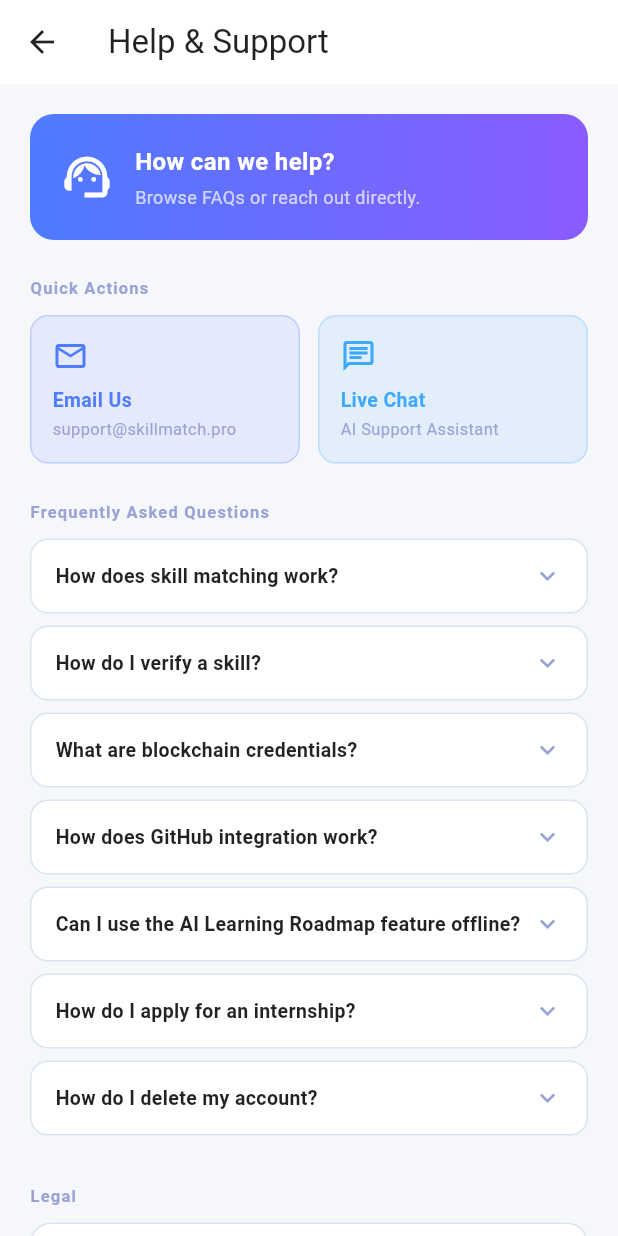
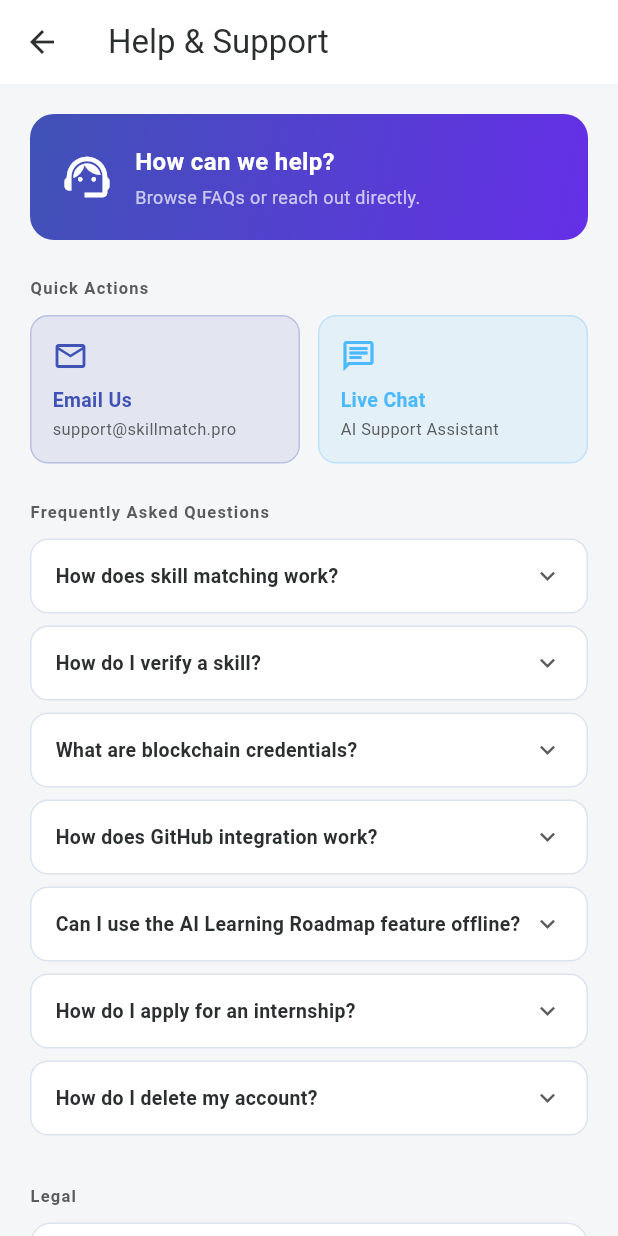
Before and after one commit to Chathurapadmal/skillmatch, a Flutter app: the HelpSupportScreen screen opened directly, on a phone screen of 412 x 824 dp. Run offline on Flutter 3.47's test engine with Material 3 defaults, Android fonts, the phone set to English and light mode, and no system bars; drawn by our look-alikes of flutter_animate; our stand-ins replace cloud_firestore, file_picker, firebase_ai, firebase_auth, firebase_core, flutter_secure_storage and 5 more; missing offline and left inert: base32, firebase_app_check, otp; accounts and stored records are empty.

Commit message:
UI: Improved Help & Support screen design

```diff
--- a/lib/student/settings/help_support_screen.dart
+++ b/lib/student/settings/help_support_screen.dart
@@ -5,7 +5,6 @@
 import 'live_chat_screen.dart';
 import 'privacy_policy_screen.dart';
 import 'terms_of_service_screen.dart';
-import '../../theme/app_theme.dart';
 
 class HelpSupportScreen extends StatefulWidget {
   const HelpSupportScreen({super.key});
@@ -16,6 +15,30 @@
 
 class _HelpSupportScreenState extends State<HelpSupportScreen> {
   int? _openFaq;
+
+  // 🎨 New Color System
+  static const primary = Color(0xFF4052B6);
+  static const deepViolet = Color(0xFF5000D2);
+  static const electricPurple = Color(0xFF652FE7);
+
+  static const textPrimary = Color(0xFF2C2F30);
+  static const textSecondary = Color(0xFF595C5D);
+  static const textMuted = Color(0xFF595C5D);
+
+  static const bgMain = Color(0xFFF5F6F7);
+  static const cardBg = Colors.white;
+
+  static const border = Color(0xFFDCE3F0);
+
+  static const info = Color(0xFF4CB9FF);
+  static const link = Color(0xFF00618F);
+  static const error = Colors.red;
+
+  static const gradient = LinearGradient(
+    colors: [Color(0xFF4052B6), Color(0xFF652FE7)],
+    begin: Alignment.topLeft,
+    end: Alignment.bottomRight,
+  );
 
   Future<void> _openSupportEmail() async {
     final gmailUri = Uri.parse(
@@ -36,7 +59,7 @@
     if (!opened && mounted) {
       ScaffoldMessenger.of(context).showSnackBar(const SnackBar(
         content: Text('Unable to open email app right now.'),
-        backgroundColor: AppTheme.error,
+        backgroundColor: error,
       ));
     }
   }
@@ -81,11 +104,11 @@
   @override
   Widget build(BuildContext context) {
     return Scaffold(
-      backgroundColor: const Color(0xFFF5F7FA),
+      backgroundColor: bgMain,
       appBar: AppBar(
           title: const Text('Help & Support'),
-          backgroundColor: Colors.white,
-          foregroundColor: Colors.black87,
+          backgroundColor: cardBg,
+          foregroundColor: textPrimary,
           elevation: 0),
       body: ListView(
         padding: const EdgeInsets.all(20),
@@ -94,7 +117,7 @@
           Container(
             padding: const EdgeInsets.all(20),
             decoration: BoxDecoration(
-              gradient: AppTheme.primaryGradient,
+              gradient: gradient,
               borderRadius: BorderRadius.circular(16),
             ),
             child: Row(children: [
@@ -124,12 +147,12 @@
           Row(children: [
             Expanded(
                 child: _actionCard(Icons.email_outlined, 'Email Us',
-                    'support@skillmatch.pro', AppTheme.primary,
+                    'support@skillmatch.pro', primary,
                     onTap: _openSupportEmail)),
             const SizedBox(width: 12),
             Expanded(
                 child: _actionCard(Icons.chat_outlined, 'Live Chat',
-                    'AI Support Assistant', AppTheme.info,
+                    'AI Support Assistant', info,
                     onTap: _openLiveChat)),
           ]).animate().fade(delay: 60.ms),
           const SizedBox(height: 24),
@@ -147,13 +170,13 @@
                 margin: const EdgeInsets.only(bottom: 8),
                 decoration: BoxDecoration(
                   color: isOpen
-                      ? AppTheme.primary.withOpacity(0.08)
-                      : Colors.white,
+                      ? primary.withOpacity(0.08)
+                      : cardBg,
                   borderRadius: BorderRadius.circular(12),
                   border: Border.all(
                     color: isOpen
-                        ? AppTheme.primary.withOpacity(0.3)
-                        : const Color(0xFFDCE3F0),
+                        ? primary.withOpacity(0.3)
+                        : border,
                   ),
                 ),
                 child: Column(children: [
@@ -165,13 +188,13 @@
                         child: Text(faq.q,
                             style: TextStyle(
                                 color: isOpen
-                                    ? AppTheme.primaryLight
-                                    : Colors.black87,
+                                    ? deepViolet
+                                    : textPrimary,
                                 fontSize: 13,
                                 fontWeight: FontWeight.w600)),
                       ),
                       Icon(isOpen ? Icons.expand_less : Icons.expand_more,
-                          color: AppTheme.textMuted, size: 20),
+                          color: textMuted, size: 20),
                     ]),
                   ),
                   if (isOpen)
@@ -180,7 +203,7 @@
                           left: 16, right: 16, bottom: 14),
                       child: Text(faq.a,
                           style: const TextStyle(
-                              color: AppTheme.textSecondary,
+                              color: textSecondary,
                               fontSize: 12,
                               height: 1.6)),
                     ),
@@ -193,9 +216,9 @@
           _sectionTitle('Legal'),
           Container(
             decoration: BoxDecoration(
-              color: Colors.white,
+              color: cardBg,
               borderRadius: BorderRadius.circular(14),
-              border: Border.all(color: const Color(0xFFDCE3F0)),
+              border: Border.all(color: border),
             ),
             child: Column(children: [
               _resourceTile(
@@ -208,7 +231,7 @@
                   ),
                 ),
               ),
-              const Divider(height: 1, color: Color(0xFFDCE3F0)),
+              Divider(height: 1, color: border),
               _resourceTile(
                 Icons.description_outlined,
                 'Terms of Service',
@@ -226,7 +249,7 @@
           Center(
             child: Text('SkillMatch Pro v1.0.0  •  © 2025 SkillMatch',
                 style:
-                    const TextStyle(color: AppTheme.textMuted, fontSize: 11)),
+                    const TextStyle(color: textMuted, fontSize: 11)),
           ),
         ],
       ),
@@ -237,7 +260,7 @@
         padding: const EdgeInsets.only(bottom: 10),
         child: Text(t,
             style: const TextStyle(
-                color: AppTheme.textMuted,
+                color: textMuted,
                 fontSize: 11,
                 fontWeight: FontWeight.w600,
                 letterSpacing: 0.8)),
@@ -263,7 +286,7 @@
                   color: color, fontSize: 13, fontWeight: FontWeight.w600)),
           const SizedBox(height: 2),
           Text(sub,
-              style: const TextStyle(color: AppTheme.textMuted, fontSize: 11)),
+              style: const TextStyle(color: textMuted, fontSize: 11)),
         ]),
       ),
     );
@@ -272,13 +295,13 @@
   Widget _resourceTile(IconData icon, String title, String sub,
       {required VoidCallback onTap}) {
     return ListTile(
-      leading: Icon(icon, color: AppTheme.primaryLight, size: 20),
+      leading: Icon(icon, color: deepViolet, size: 20),
       title: Text(title,
-          style: const TextStyle(color: Colors.black87, fontSize: 13)),
+          style: const TextStyle(color: textPrimary, fontSize: 13)),
       subtitle: Text(sub,
-          style: const TextStyle(color: AppTheme.textMuted, fontSize: 11)),
+          style: const TextStyle(color: textMuted, fontSize: 11)),
       trailing:
-          const Icon(Icons.chevron_right, color: AppTheme.textMuted, size: 18),
+          const Icon(Icons.chevron_right, color: textMuted, size: 18),
       onTap: onTap,
       contentPadding: const EdgeInsets.symmetric(horizontal: 16, vertical: 2),
     );
```
